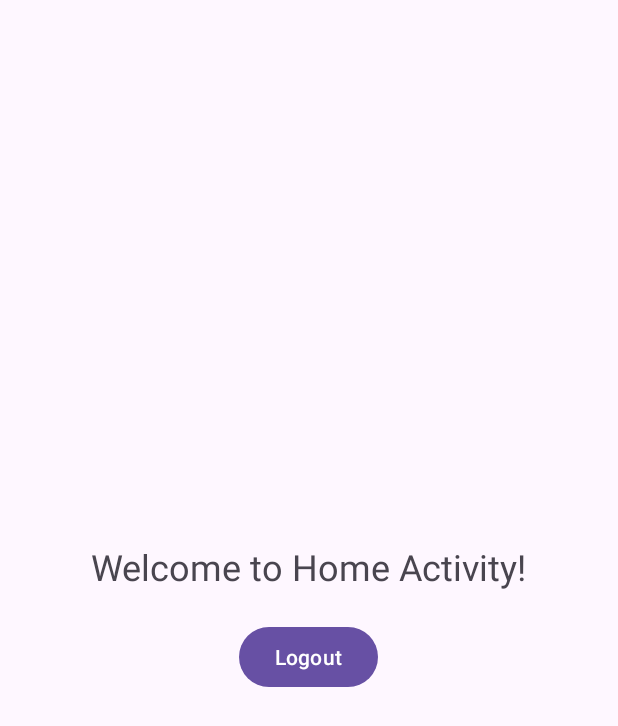
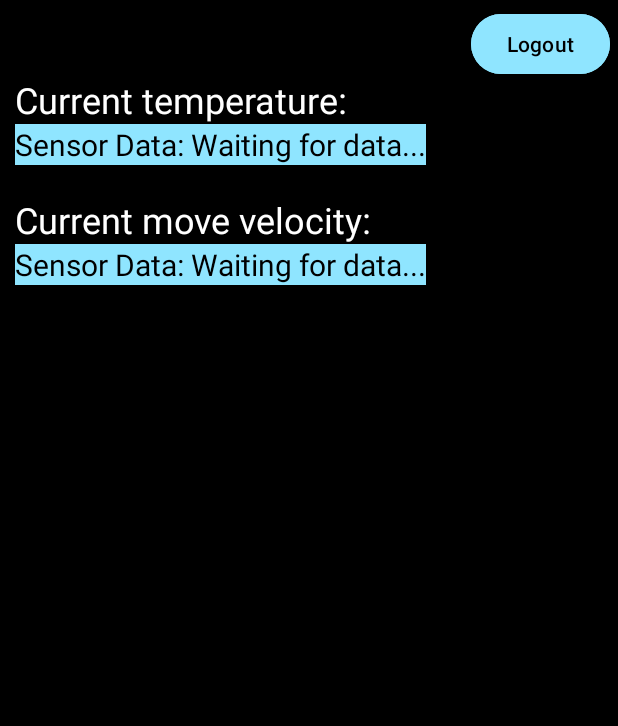
Before and after one commit to txl-sammi/soundsense, an Android app: the layout activity_home.xml on its own in the app's theme, with its tools: preview values and no code run, on a phone screen of 412 x 824 dp. Shown: the top 726 px of the screen. Run offline under Robolectric (Android 15) with nearby library versions, the phone set to English and light mode, and no system bars.

Commit message:
display temperature and velocity on home page

```diff
--- a/app/src/main/res/layout/activity_home.xml
+++ b/app/src/main/res/layout/activity_home.xml
@@ -1,20 +1,59 @@
 <?xml version="1.0" encoding="utf-8"?>
-<LinearLayout xmlns:android="http://schemas.android.com/apk/res/android"
+<RelativeLayout xmlns:android="http://schemas.android.com/apk/res/android"
     android:layout_width="match_parent"
     android:layout_height="match_parent"
-    android:orientation="vertical"
-    android:gravity="center">
+    android:backgroundTint="@color/black"
+    android:background="#FFFFFF">
 
-    <TextView
+    <LinearLayout
         android:layout_width="wrap_content"
         android:layout_height="wrap_content"
-        android:text="Welcome to Home Activity!"
-        android:textSize="24sp" />
+        android:layout_alignParentLeft="true"
+        android:layout_alignParentTop="true"
+        android:layout_marginLeft="10dp"
+        android:layout_marginTop="50dp"
+        android:orientation="vertical">
+        <TextView
+            android:layout_width="wrap_content"
+            android:layout_height="wrap_content"
+            android:text="Current temperature: "
+            android:textColor="@color/white"
+            android:textSize="24sp"
+            android:layout_centerInParent="true"/>
+        <TextView
+            android:id="@+id/temperatureData"
+            android:layout_width="wrap_content"
+            android:layout_height="wrap_content"
+            android:text="Sensor Data: Waiting for data..."
+            android:textColor="@color/black"
+            android:background="@color/blue"
+            android:textSize="20sp" />
+        <TextView
+            android:layout_width="wrap_content"
+            android:layout_height="wrap_content"
+            android:text="Current move velocity: "
+            android:textColor="@color/white"
+            android:textSize="24sp"
+            android:layout_marginTop="20dp"
+            android:layout_centerInParent="true"/>
+        <TextView
+            android:id="@+id/volecityData"
+            android:layout_width="wrap_content"
+            android:layout_height="wrap_content"
+            android:text="Sensor Data: Waiting for data..."
+            android:textColor="@color/black"
+            android:background="@color/blue"
+            android:textSize="20sp" />
+    </LinearLayout>
 
     <Button
         android:id="@+id/logoutButton"
         android:layout_width="wrap_content"
         android:layout_height="wrap_content"
+        android:backgroundTint="@color/blue"
+        android:textColor="@color/black"
         android:text="Logout"
-        android:layout_marginTop="20dp"/>
-</LinearLayout>
+        android:layout_alignParentRight="true"
+        android:layout_alignParentTop="true"
+        android:layout_margin="5dp"/>
+</RelativeLayout>
```
Also changed, not shown: app/src/main/java/com/example/soundsenseapp/HomeActivity.java (+47 -2 lines).
